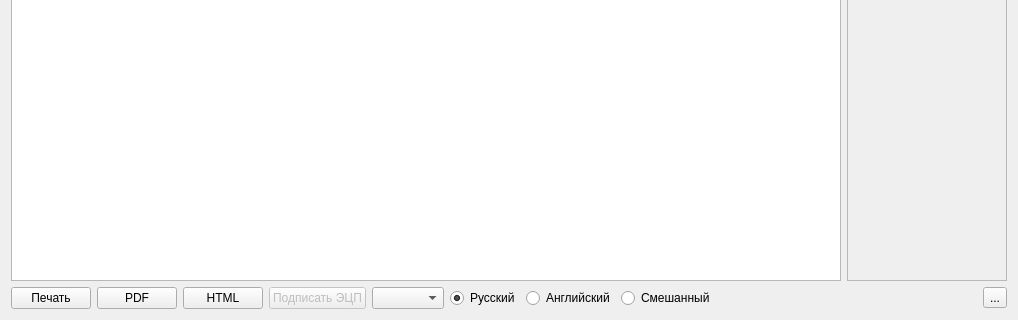
First picture: the form in editor.ui, repository Sergeyego/el_sert, before the edit; both pictures show x 0 to 1018 and y 528 to 848 of the 1018 by 848 pixel window.
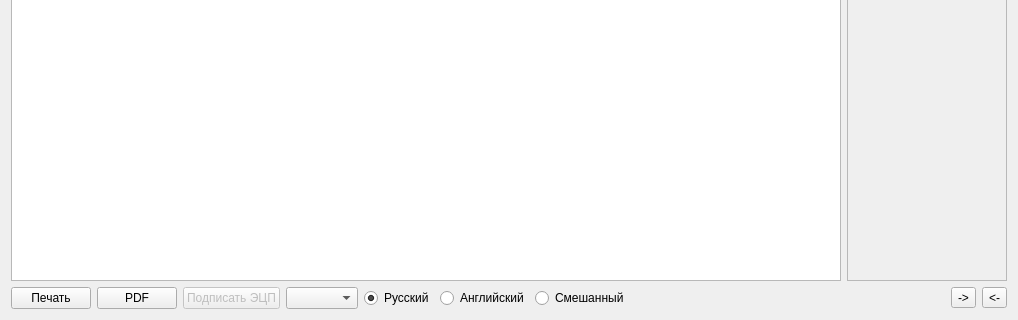
Second picture: the form after the edit. Custom widgets are drawn as their Qt base class.

What changed in the file:
```diff
--- a/editor.ui
+++ b/editor.ui
@@ -104,13 +104,6 @@
        </property>
       </widget>
      </item>
-     <item>
-      <widget class="QPushButton" name="pushButtonHtml">
-       <property name="text">
-        <string>HTML</string>
-       </property>
-      </widget>
-     </item>
      <item>
       <widget class="QPushButton" name="pushButtonDS">
        <property name="enabled">
@@ -164,7 +157,14 @@
      <item>
       <widget class="QToolButton" name="toolButtonLoad">
        <property name="text">
-        <string>...</string>
+        <string>-&gt;</string>
+       </property>
+      </widget>
+     </item>
+     <item>
+      <widget class="QToolButton" name="toolButtonHTMLSave">
+       <property name="text">
+        <string>&lt;-</string>
        </property>
       </widget>
      </item>
```
Left out of the diff: 2 changed lines with no effect on the pictures.
